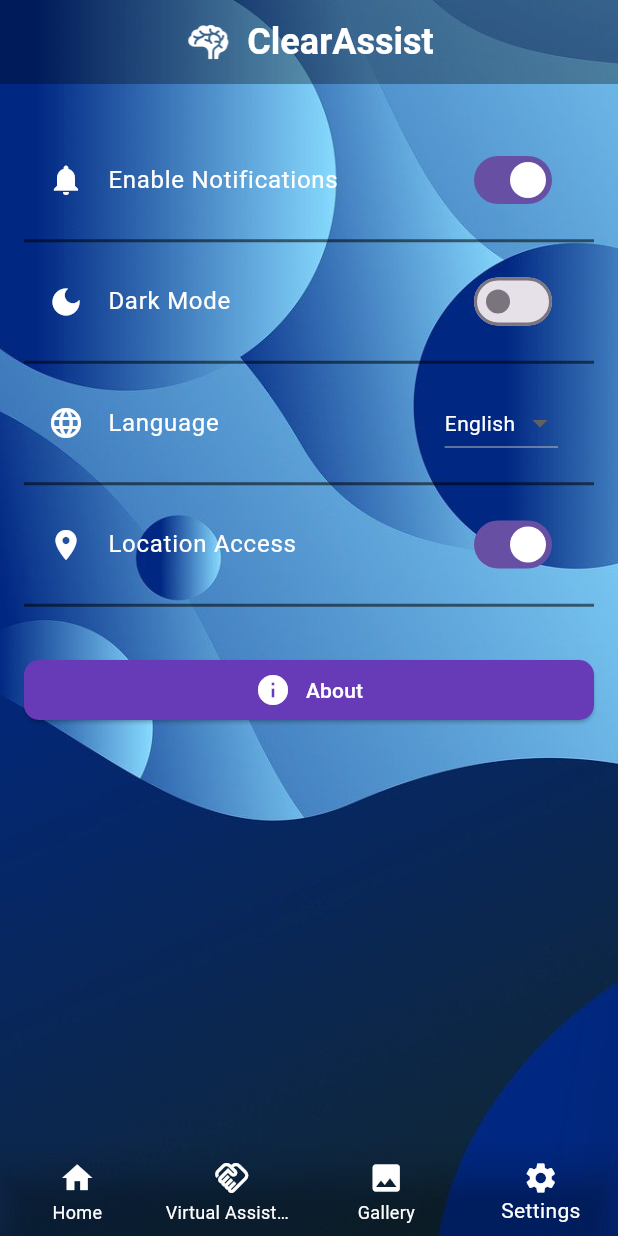
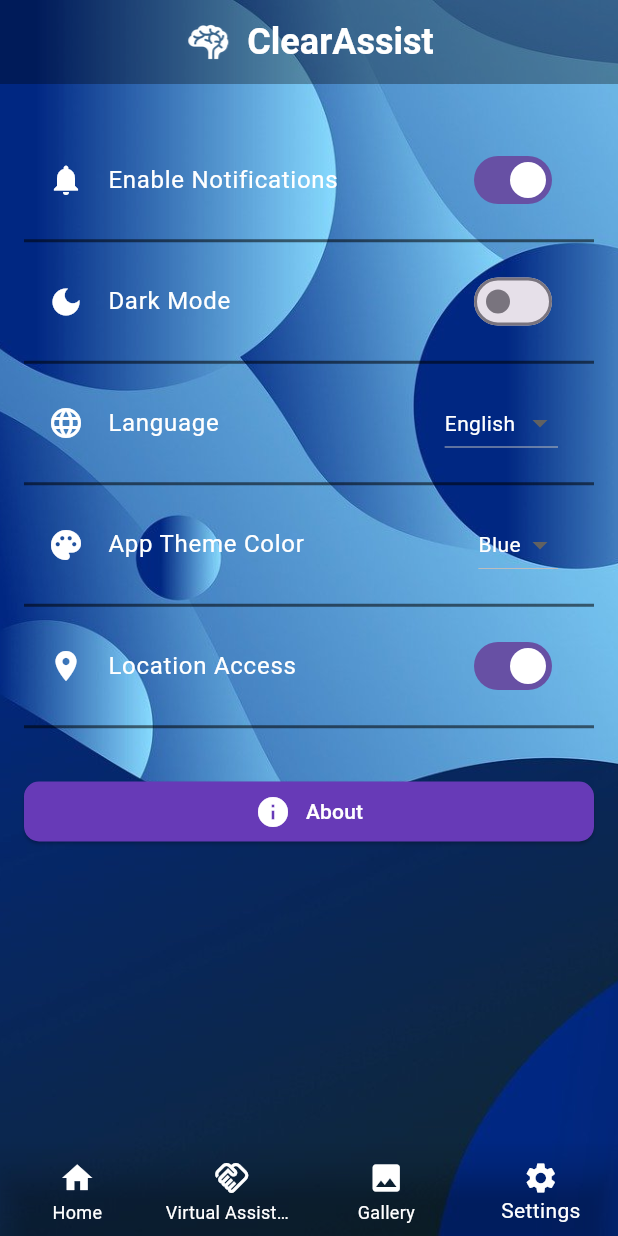
Before and after one commit to umgc/fall2024, a Flutter app: the HomeScreen screen opened by its route, item 4 of the bottom bar chosen, on a phone screen of 412 x 824 dp. Run offline on Flutter 3.47's test engine with Material 3 defaults, Android fonts, the phone set to English and light mode, and no system bars; our stand-ins replace avatar_glow, camera, chewie, flutter_dotenv, flutter_tts, gallery_saver and 10 more; missing offline and left inert: aws_rekognition_api, aws_s3_api, aws_transcribe_api, dart_openai, external_path, flutter_sound and 2 more; accounts and stored records are empty.

Commit message:
Added theme and tweaked chatbot

```diff
--- a/cogniopenapp/lib/main.dart
+++ b/cogniopenapp/lib/main.dart
@@ -4,6 +4,7 @@ import 'package:cogniopenapp/src/s3_connection.dart';
 import 'package:cogniopenapp/src/utils/directory_manager.dart';
 import 'package:cogniopenapp/src/utils/logger.dart';
 import 'package:cogniopenapp/src/utils/permission_manager.dart';
+import 'package:cogniopenapp/ui/global_settings.dart';
 import 'package:cogniopenapp/ui/home_screen.dart';
 import 'package:cogniopenapp/ui/login_screen.dart';
 import 'package:flutter/material.dart';
@@ -14,6 +15,7 @@ void main() async {
   await dotenv.load(fileName: ".env");
   await DirectoryManager.instance.initializeDirectories();
   await DataService.instance.initializeData();
+  await GlobalSettings.loadBackgroundPath();
   initializeData();
   runApp(const MyApp());
 }
--- a/cogniopenapp/lib/src/utils/ui_utils.dart
+++ b/cogniopenapp/lib/src/utils/ui_utils.dart
@@ -6,6 +6,8 @@ import 'package:cogniopenapp/ui/settings_screen.dart';
 import 'package:cogniopenapp/ui/significant_objects_screen.dart';
 import 'package:cogniopenapp/ui/video_screen.dart';
 import 'package:flutter/material.dart';
+
+import '../../ui/global_settings.dart';
 
 class UiUtils {
   static IconData getMediaIconData(MediaType mediaType) {
@@ -67,7 +69,8 @@ class UiUtils {
             Navigator.push(
                 context,
                 MaterialPageRoute(
-                    builder: (context) => const SettingsScreen()));
+                    builder: (context) => SettingsScreen())
+            );
           }
         });
   }
--- /dev/null
+++ b/cogniopenapp/lib/ui/global_settings.dart
@@ -0,0 +1,22 @@
+import 'package:flutter/material.dart';
+import 'package:shared_preferences/shared_preferences.dart';
+
+class GlobalSettings {
+  static final ValueNotifier<String> backgroundPath = ValueNotifier<String>(
+    "assets/images/background.jpg",
+  );
+
+  static Future<void> loadBackgroundPath() async {
+    SharedPreferences prefs = await SharedPreferences.getInstance();
+    String? savedPath = prefs.getString('backgroundPath');
+    if (savedPath != null) {
+      backgroundPath.value = savedPath;
+    }
+  }
+
+  static Future<void> setBackgroundPath(String path) async {
+    SharedPreferences prefs = await SharedPreferences.getInstance();
+    await prefs.setString('backgroundPath', path);
+    backgroundPath.value = path;
+  }
+}
--- a/cogniopenapp/lib/ui/home_screen.dart
+++ b/cogniopenapp/lib/ui/home_screen.dart
@@ -1,6 +1,7 @@
 import 'package:cogniopenapp/ui/reusable/custom_title.dart';
 import 'package:cogniopenapp/ui/settings_screen.dart';
 import 'package:flutter/material.dart';
+import 'global_settings.dart';
 import 'home_screen_content.dart';
 import 'assistant_screen.dart';
 import 'gallery_screen.dart';
@@ -16,7 +17,7 @@ class _HomeScreenState extends State<HomeScreen> {
   int _selectedIndex = 0;
 
   // List of pages to switch between with the bottom navigation bar
-  static const List<Widget> _widgetOptions = <Widget>[
+  static final List<Widget> _widgetOptions = <Widget>[
     HomeScreenContent(),
     AssistantScreen(),
     GalleryScreen(),
@@ -44,9 +45,9 @@ class _HomeScreenState extends State<HomeScreen> {
         title: CustomTitle(),
       ),
       body: Container(
-        decoration: const BoxDecoration(
+        decoration: BoxDecoration(
           image: DecorationImage(
-            image: AssetImage("assets/images/background.jpg"),
+            image: AssetImage(GlobalSettings.backgroundPath.value),
             fit: BoxFit.cover,
           ),
         ),
--- a/cogniopenapp/lib/ui/login_screen.dart
+++ b/cogniopenapp/lib/ui/login_screen.dart
@@ -6,6 +6,7 @@ Author: Eyerusalme (Jerry)
 import 'package:cogniopenapp/src/utils/permission_manager.dart';
 import 'package:flutter/material.dart';
 import 'package:local_auth/local_auth.dart';
+import 'global_settings.dart';
 import 'registration_screen.dart';
 import 'home_screen.dart';
 
@@ -49,9 +50,9 @@ class _LoginScreenState extends State<LoginScreen> {
         context); // Check to ensure location is enabled for tracking and media enhancement
     return Scaffold(
         body: Container(
-      decoration: const BoxDecoration(
+      decoration: BoxDecoration(
         image: DecorationImage(
-          image: AssetImage("assets/images/background.jpg"),
+          image: AssetImage(GlobalSettings.backgroundPath.value),
           fit: BoxFit.cover,
         ),
       ),
--- a/cogniopenapp/lib/ui/settings_screen.dart
+++ b/cogniopenapp/lib/ui/settings_screen.dart
@@ -8,7 +8,23 @@ import 'package:cogniopenapp/ui/reusable/custom_title.dart';
 import 'package:flutter/material.dart';
 import 'package:permission_handler/permission_handler.dart';
 
+import 'global_settings.dart';
+
 class SettingsScreen extends StatefulWidget {
+  void onThemeChanged(String theme) {
+    String newBackgroundPath;
+
+    if (theme == "Blue") {
+      newBackgroundPath = "assets/images/background.jpg";
+    } else if (theme == "Pink") {
+      newBackgroundPath = "assets/images/pink_background.png";
+    } else {
+      newBackgroundPath = "assets/images/grey_background.jpg";
+    }
+
+    GlobalSettings.setBackgroundPath(newBackgroundPath); // Update global path
+  }
+
   const SettingsScreen({super.key});
 
   @override
@@ -20,6 +36,7 @@ class _SettingsScreenState extends State<SettingsScreen> {
   bool _darkModeEnabled = false;
   String _selectedLanguage = 'English';
   bool _locationAccess = false;
+  String _selectedTheme = 'Blue'; // Added to manage theme selection
 
   @override
   void initState() {
@@ -78,6 +95,29 @@ class _SettingsScreenState extends State<SettingsScreen> {
                 onChanged: (String? newValue) {
                   setState(() {
                     _selectedLanguage = newValue!;
+                  });
+                },
+              ),
+            ),
+            const Divider(color: Colors.black54, height: 25, thickness: 2),
+            _buildSettingsCard(
+              icon: Icons.palette,
+              title: 'App Theme Color', // Theme setting added
+              trailing: DropdownButton<String>(
+                value: _selectedTheme,
+                dropdownColor: Colors.deepPurple,
+                style: Theme.of(context).textTheme.bodyMedium,
+                items: ['Blue', 'Pink', 'Grey']
+                    .map<DropdownMenuItem<String>>(
+                        (String value) => DropdownMenuItem<String>(
+                      value: value,
+                      child: Text(value),
+                    ))
+                    .toList(),
+                onChanged: (String? newValue) {
+                  setState(() {
+                    _selectedTheme = newValue!;
+                    _applyTheme(_selectedTheme); // Apply theme change
                   });
                 },
               ),
@@ -146,6 +186,10 @@ class _SettingsScreenState extends State<SettingsScreen> {
     }
   }
 
+  void _applyTheme(String selectedTheme) {
+    widget.onThemeChanged(selectedTheme); // Pass selected theme to parent
+  }
+
   void _showAboutDialog() {
     showAboutDialog(
       context: context,
--- a/cogniopenapp/pubspec.yaml
+++ b/cogniopenapp/pubspec.yaml
@@ -98,6 +98,7 @@ dependencies:
   collection: ^1.17.2
   camera_platform_interface: ^2.6.0
   logging: ^1.2.0
+  shared_preferences: ^2.0.18
 
 
   intl: any
```
Also changed, not shown: cogniopenapp/lib/ui/assistant_screen.dart (+17 -10 lines), cogniopenapp/assets/images/grey_background.jpg (added), cogniopenapp/assets/images/pink_background.png (added).
